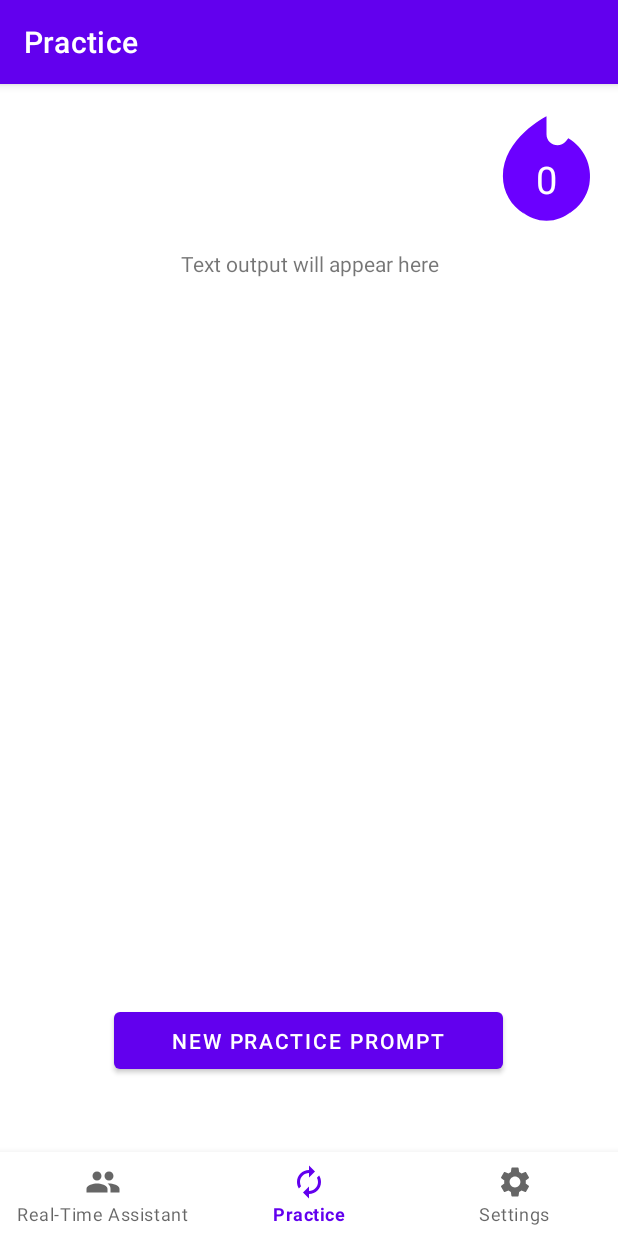
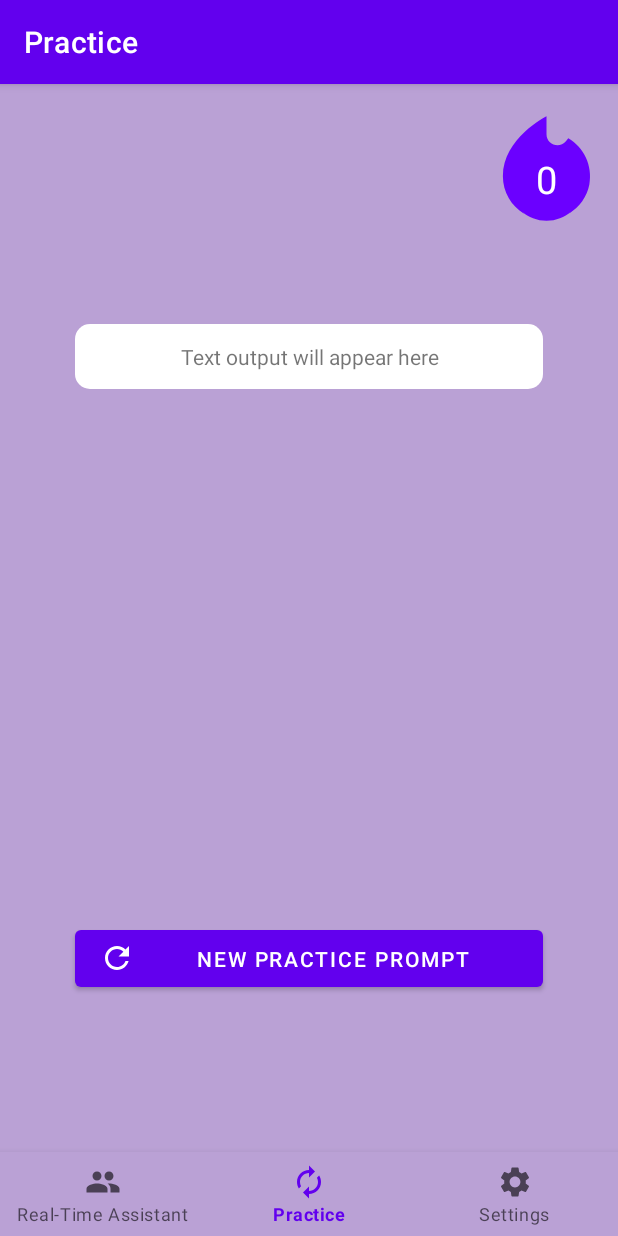
Before and after one commit to MarcM0/CapstoneTeam2023692, an Android app: the PracticeModeFragment screen opened through its navigation route, on a phone screen of 412 x 824 dp. Run offline under Robolectric (Android 15) with nearby library versions, the phone set to English and light mode, and no system bars; our stand-ins replace navigation-ui; libraries missing offline, so code that uses them is left out: com.google.api.gax, com.google.auth.oauth2, com.google.cloud.speech; network calls fail; 6 statements that could not run were skipped.

Commit message:
update color scheme and icons for both modes

```diff
--- /dev/null
+++ b/ConvoAssistant/app/src/main/res/drawable/background_box.xml
@@ -0,0 +1,4 @@
+<shape xmlns:android="http://schemas.android.com/apk/res/android" android:shape="rectangle">
+    <solid android:color="?attr/colorOnPrimary"/> <!-- Background color -->
+    <corners android:radius="10dp"/> <!-- Rounded corners radius -->
+</shape>
--- a/ConvoAssistant/app/src/main/res/drawable/baseline_mic_24.xml
+++ b/ConvoAssistant/app/src/main/res/drawable/baseline_mic_24.xml
@@ -1,4 +1,4 @@
-<vector android:height="24dp" android:tint="#000000"
+<vector android:height="24dp" android:tint="@android:color/white"
     android:viewportHeight="24" android:viewportWidth="24"
     android:width="24dp" xmlns:android="http://schemas.android.com/apk/res/android">
     <path android:fillColor="@android:color/white" android:pathData="M12,14c1.66,0 2.99,-1.34 2.99,-3L15,5c0,-1.66 -1.34,-3 -3,-3S9,3.34 9,5v6c0,1.66 1.34,3 3,3zM17.3,11c0,3 -2.54,5.1 -5.3,5.1S6.7,14 6.7,11L5,11c0,3.41 2.72,6.23 6,6.72L11,21h2v-3.28c3.28,-0.48 6,-3.3 6,-6.72h-1.7z"/>
--- a/ConvoAssistant/app/src/main/res/drawable/baseline_mic_off_24.xml
+++ b/ConvoAssistant/app/src/main/res/drawable/baseline_mic_off_24.xml
@@ -1,4 +1,4 @@
-<vector android:height="24dp" android:tint="#000000"
+<vector android:height="24dp" android:tint="@android:color/white"
     android:viewportHeight="24" android:viewportWidth="24"
     android:width="24dp" xmlns:android="http://schemas.android.com/apk/res/android">
     <path android:fillColor="@android:color/white" android:pathData="M19,11h-1.7c0,0.74 -0.16,1.43 -0.43,2.05l1.23,1.23c0.56,-0.98 0.9,-2.09 0.9,-3.28zM14.98,11.17c0,-0.06 0.02,-0.11 0.02,-0.17L15,5c0,-1.66 -1.34,-3 -3,-3S9,3.34 9,5v0.18l5.98,5.99zM4.27,3L3,4.27l6.01,6.01L9.01,11c0,1.66 1.33,3 2.99,3 0.22,0 0.44,-0.03 0.65,-0.08l1.66,1.66c-0.71,0.33 -1.5,0.52 -2.31,0.52 -2.76,0 -5.3,-2.1 -5.3,-5.1L5,11c0,3.41 2.72,6.23 6,6.72L11,21h2v-3.28c0.91,-0.13 1.77,-0.45 2.54,-0.9L19.73,21 21,19.73 4.27,3z"/>
--- /dev/null
+++ b/ConvoAssistant/app/src/main/res/drawable/baseline_refresh_24.xml
@@ -0,0 +1,5 @@
+<vector android:height="24dp" android:tint="@android:color/white"
+    android:viewportHeight="24" android:viewportWidth="24"
+    android:width="24dp" xmlns:android="http://schemas.android.com/apk/res/android">
+    <path android:fillColor="@android:color/white" android:pathData="M17.65,6.35C16.2,4.9 14.21,4 12,4c-4.42,0 -7.99,3.58 -7.99,8s3.57,8 7.99,8c3.73,0 6.84,-2.55 7.73,-6h-2.08c-0.82,2.33 -3.04,4 -5.65,4 -3.31,0 -6,-2.69 -6,-6s2.69,-6 6,-6c1.66,0 3.14,0.69 4.22,1.78L13,11h7V4l-2.35,2.35z"/>
+</vector>
--- /dev/null
+++ b/ConvoAssistant/app/src/main/res/drawable/baseline_star_24.xml
@@ -0,0 +1,5 @@
+<vector android:height="24dp" android:tint="@android:color/white"
+    android:viewportHeight="24" android:viewportWidth="24"
+    android:width="24dp" xmlns:android="http://schemas.android.com/apk/res/android">
+    <path android:fillColor="@android:color/white" android:pathData="M12,17.27L18.18,21l-1.64,-7.03L22,9.24l-7.19,-0.61L12,2 9.19,8.63 2,9.24l5.46,4.73L5.82,21z"/>
+</vector>
--- a/ConvoAssistant/app/src/main/res/layout/fragment_practice_mode.xml
+++ b/ConvoAssistant/app/src/main/res/layout/fragment_practice_mode.xml
@@ -1,5 +1,6 @@
 <?xml version="1.0" encoding="utf-8"?>
-<androidx.constraintlayout.widget.ConstraintLayout xmlns:android="http://schemas.android.com/apk/res/android"
+<androidx.constraintlayout.widget.ConstraintLayout
+    xmlns:android="http://schemas.android.com/apk/res/android"
     xmlns:app="http://schemas.android.com/apk/res-auto"
     xmlns:tools="http://schemas.android.com/tools"
     android:layout_width="match_parent"
@@ -7,25 +8,9 @@
     tools:context=".ui.practice_mode.PracticeModeFragment">
 
 
-    <LinearLayout
+    <RelativeLayout
         android:layout_width="match_parent"
-        android:layout_height="match_parent"
-        android:orientation="vertical"
-        android:gravity="center"
-        android:layout_marginBottom="25pt"
-        >
-
-        <TextView
-            android:id="@+id/speech_2_text_out"
-            android:layout_width="match_parent"
-            android:layout_height="354dp"
-            android:layout_marginStart="50dp"
-            android:layout_marginTop="100dp"
-            android:layout_marginEnd="50dp"
-            android:layout_weight="10"
-            android:scrollbars="vertical"
-            android:text="Text output will appear here"
-            android:textAlignment="center" />
+        android:layout_height="match_parent" >
 
         <Button
             android:id="@+id/new_practice_prompt"
@@ -33,8 +18,13 @@
             android:layout_height="50dp"
             android:layout_marginStart="50dp"
             android:layout_marginEnd="50dp"
+            android:layout_marginBottom="160dp"
             android:text="New Practice Prompt"
+            android:layout_alignParentStart="true"
+            android:layout_alignParentEnd="true"
+            android:layout_alignParentBottom="true"
             android:textAlignment="center"
+            android:drawableLeft="@drawable/baseline_refresh_24"
             />
 
         <Button
@@ -43,16 +33,14 @@
             android:layout_height="50dp"
             android:layout_marginStart="50dp"
             android:layout_marginEnd="50dp"
+            android:layout_marginBottom="100dp"
             android:text="Rate my Reflection"
+            android:layout_alignParentStart="true"
+            android:layout_alignParentEnd="true"
+            android:layout_alignParentBottom="true"
             android:textAlignment="center"
-
+            android:drawableLeft="@drawable/baseline_star_24"
             />
-
-    </LinearLayout >
-
-    <RelativeLayout
-        android:layout_width="match_parent"
-        android:layout_height="match_parent" >
 
         <com.google.android.material.button.MaterialButton
             android:visibility="gone"
@@ -102,6 +90,26 @@
             android:text="0"
             android:textColor="#FFFFFF" />
 
+        <LinearLayout
+            android:layout_width="match_parent"
+            android:layout_height="match_parent"
+            android:orientation="vertical">
+
+            <TextView
+                android:id="@+id/speech_2_text_out"
+                android:layout_width="match_parent"
+                android:layout_height="wrap_content"
+                android:layout_marginStart="50dp"
+                android:layout_marginTop="150dp"
+                android:layout_marginEnd="50dp"
+                android:background="@drawable/background_box"
+                android:padding="12dp"
+                android:scrollbars="vertical"
+                android:text="Text output will appear here"
+                android:textAlignment="center" />
+
+        </LinearLayout>
+
     </RelativeLayout>
 
 </androidx.constraintlayout.widget.ConstraintLayout>
--- a/ConvoAssistant/app/src/main/res/values-night/themes.xml
+++ b/ConvoAssistant/app/src/main/res/values-night/themes.xml
@@ -2,6 +2,7 @@
     <!-- Base application theme. -->
     <style name="Theme.ConvoAssistant" parent="Theme.MaterialComponents.DayNight.DarkActionBar">
         <!-- Primary brand color. -->
+        <item name="android:windowBackground">@color/background_dark_default</item>
         <item name="colorPrimary">@color/purple_200</item>
         <item name="colorPrimaryVariant">@color/purple_700</item>
         <item name="colorOnPrimary">@color/black</item>
--- a/ConvoAssistant/app/src/main/res/values/colors.xml
+++ b/ConvoAssistant/app/src/main/res/values/colors.xml
@@ -7,4 +7,6 @@
     <color name="teal_700">#FF018786</color>
     <color name="black">#FF000000</color>
     <color name="white">#FFFFFFFF</color>
+    <color name="background_light_default">#BAA1D5</color>
+    <color name="background_dark_default">#1F1926</color>
 </resources>
--- a/ConvoAssistant/app/src/main/res/values/themes.xml
+++ b/ConvoAssistant/app/src/main/res/values/themes.xml
@@ -2,6 +2,7 @@
     <!-- Base application theme. -->
     <style name="Theme.ConvoAssistant" parent="Theme.MaterialComponents.DayNight.DarkActionBar">
         <!-- Primary brand color. -->
+        <item name="android:windowBackground">@color/background_light_default</item>
         <item name="colorPrimary">@color/purple_500</item>
         <item name="colorPrimaryVariant">@color/purple_700</item>
         <item name="colorOnPrimary">@color/white</item>
```
Also changed, not shown: ConvoAssistant/app/src/main/res/layout/fragment_rta.xml (+18 -15 lines).
